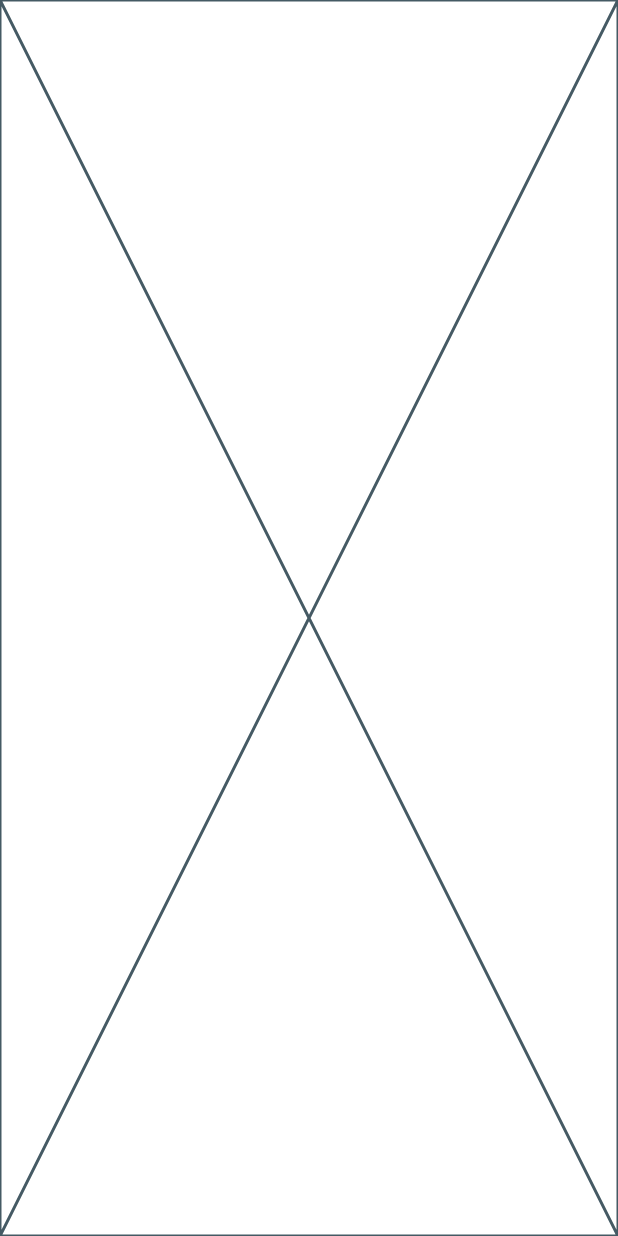
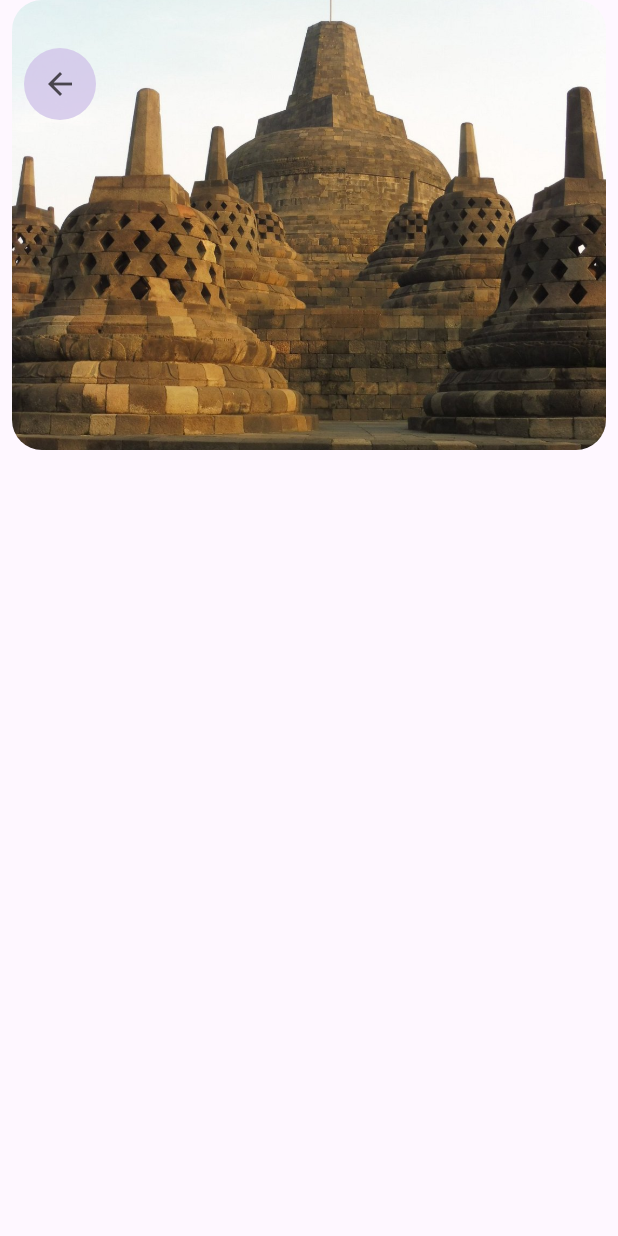
Before and after one commit to OhMyBenn/wisata_candi_Benn, a Flutter app: the screen it shows after launch, on a phone screen of 412 x 824 dp. Run offline on Flutter 3.47's test engine with Material 3 defaults, Android fonts, the phone set to English and light mode, and no system bars.

Commit message:
Detail Info

```diff
--- a/lib/main.dart
+++ b/lib/main.dart
@@ -1,4 +1,6 @@
 import 'package:flutter/material.dart';
+import 'package:wisata_candi/data/candi_data.dart';
+import 'package:wisata_candi/screens/detail_screen.dart';
 
 void main() {
   runApp(const MyApp());
@@ -15,16 +17,7 @@ class MyApp extends StatelessWidget {
         colorScheme: ColorScheme.fromSeed(seedColor: Colors.deepPurple),
         useMaterial3: true
       ),
-      home: DetailScreen(),
+      home: DetailScreen(candi: candiList[0]),
     );
   }
 }
-
-class DetailScreen extends StatelessWidget {
-  const DetailScreen({super.key});
-
-  @override
-  Widget build(BuildContext context) {
-    return const Placeholder();
-  }
-}
--- /dev/null
+++ b/lib/screens/detail_screen.dart
@@ -0,0 +1,53 @@
+import 'package:flutter/material.dart';
+import 'package:wisata_candi/models/candi.dart';
+
+class DetailScreen extends StatelessWidget {
+
+  final Candi candi;
+
+  const DetailScreen({super.key, required this.candi});
+
+  @override
+  Widget build(BuildContext context) {
+    return Scaffold(
+      body: Column(
+        children: [
+          Stack(
+            children: [
+              // Image utama
+              Padding(
+                padding: const EdgeInsets.symmetric(horizontal: 8.0),
+                child: ClipRRect(
+                  borderRadius: BorderRadius.circular(20),
+                  child: Image.asset(
+                    candi.imageAsset,
+                    width: double.infinity,
+                    height: 300,
+                    fit: BoxFit.cover,
+                  ),
+                ),
+              ),
+              // Tombol back custom
+              Padding(
+                padding: const EdgeInsets.symmetric(horizontal: 16, vertical: 32,
+                ),
+                child: Container(
+                  decoration: BoxDecoration(
+                    color: Colors.deepPurple[100]?.withOpacity(0.8),
+                    shape: BoxShape.circle,
+                  ),
+                  child: IconButton(
+                    onPressed: () {},
+                      icon: const Icon(
+                      Icons.arrow_back,
+                      ),
+                    ),
+                  ),
+                ),
+              ],
+            ),
+          ],
+        ),
+      );
+  }
+}
--- a/pubspec.yaml
+++ b/pubspec.yaml
@@ -34,6 +34,7 @@ dependencies:
   # The following adds the Cupertino Icons font to your application.
   # Use with the CupertinoIcons class for iOS style icons.
   cupertino_icons: ^1.0.8
+  cached_network_image: ^3.4.1
 
 dev_dependencies:
   flutter_test:
```
Also changed, not shown: pubspec.lock, 1 other file.
